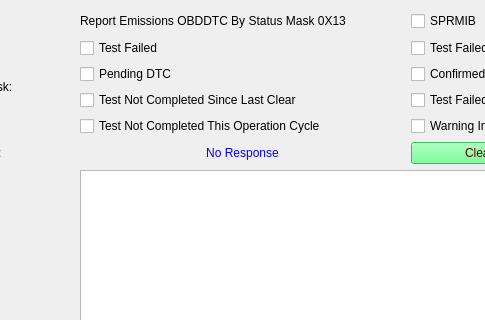
Old version of the form SID_19_13.ui in the repository VicharaVandana/ProxiCan; both pictures show x 95 to 580 and y 0 to 320 of the 845 by 635 pixel window.
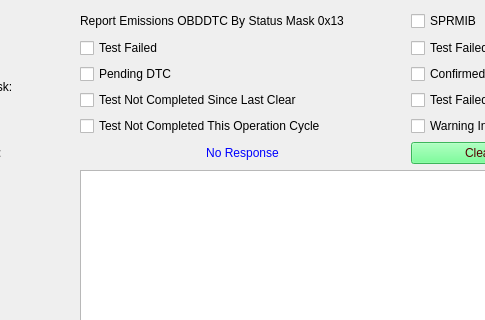
New version of the form.

```diff
--- a/SID_19_13.ui
+++ b/SID_19_13.ui
@@ -248,7 +248,7 @@
     <item row="0" column="1" colspan="2">
      <widget class="QLabel" name="subFunction_Name">
       <property name="text">
-       <string>Report Emissions OBDDTC By Status Mask 0X13 </string>
+       <string>Report Emissions OBDDTC By Status Mask 0x13 </string>
       </property>
      </widget>
     </item>
```
Left out of the diff: 2 changed lines with no effect on the pictures.
